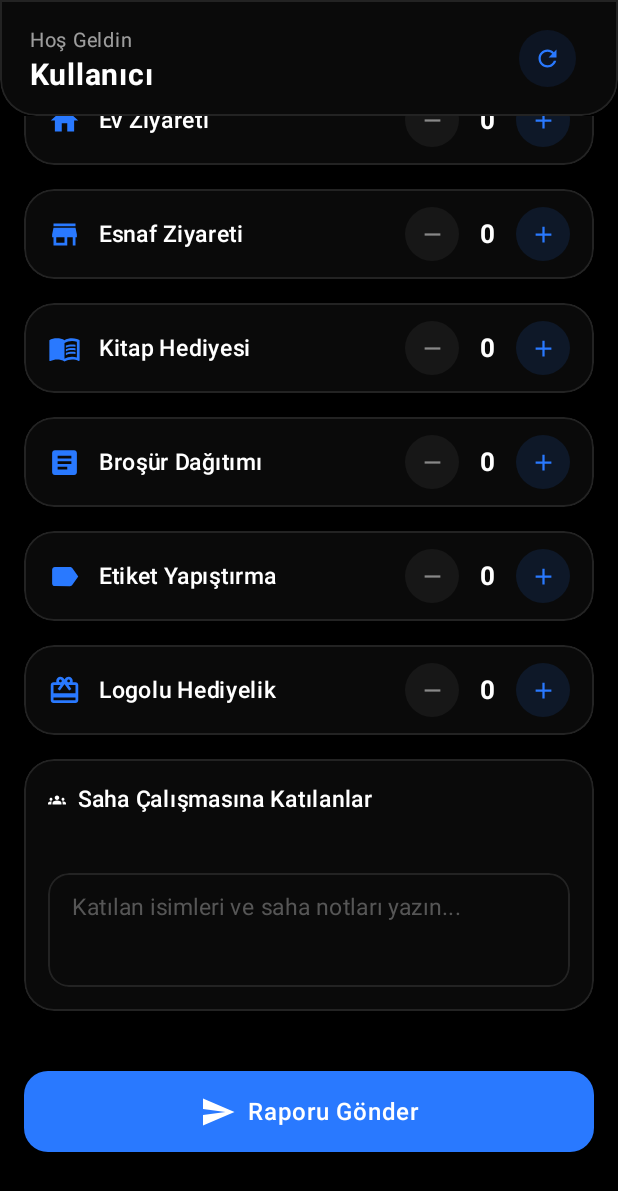
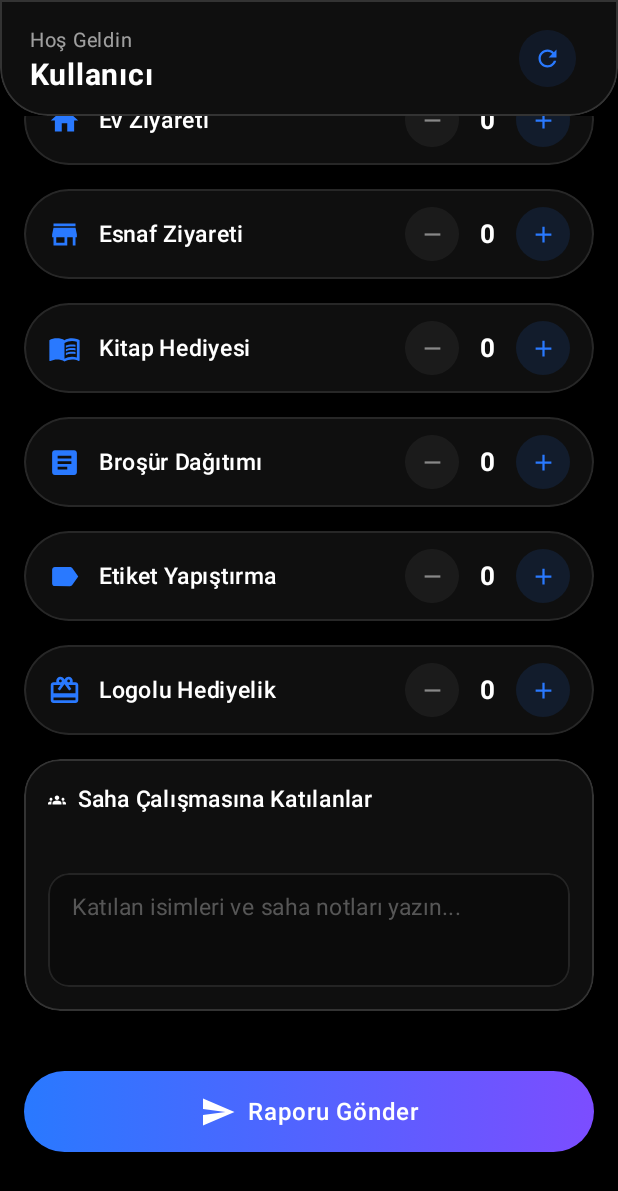
Before and after one commit to zekasio/Dopamine, an Android app built with Jetpack Compose: the composable UserDashboardScreen shown on its own in the app's theme, scrolled down 162 dp, on a phone screen of 412 x 824 dp. Shown: the top 1191 px of the screen. Run offline under Robolectric (Android 15) with nearby library versions, the light colour scheme and no system bars; 3 statements that could not run were skipped.

Commit message:
Update UI to Liquid Glass Theme without neon blobs

```diff
--- a/app/src/main/java/com/dopamine/app/ui/components/CounterInput.kt
+++ b/app/src/main/java/com/dopamine/app/ui/components/CounterInput.kt
@@ -45,7 +45,10 @@ fun CounterInput(
 ) {
     IosCard(
         modifier = modifier.fillMaxWidth(),
-        elevation = 2.dp
+        elevation = 0.dp,
+        shape = RoundedCornerShape(percent = 50),
+        backgroundColor = Color.White.copy(alpha = 0.06f),
+        borderColor = Color.White.copy(alpha = 0.1f)
     ) {
         Row(
             modifier = Modifier
--- a/app/src/main/java/com/dopamine/app/ui/components/IosButton.kt
+++ b/app/src/main/java/com/dopamine/app/ui/components/IosButton.kt
@@ -41,7 +41,7 @@ fun IosButton(
     backgroundColor: Color = MaterialTheme.colorScheme.primary,
     contentColor: Color = Color.White,
     icon: ImageVector? = null,
-    shape: Shape = RoundedCornerShape(16.dp),
+    shape: Shape = RoundedCornerShape(percent = 50),
     height: Dp = 54.dp
 ) {
     val interactionSource = remember { MutableInteractionSource() }
@@ -59,7 +59,16 @@ fun IosButton(
             .fillMaxWidth()
             .height(height)
             .clip(shape)
-            .background(if (enabled) backgroundColor else backgroundColor.copy(alpha = 0.4f))
+            .background(
+                if (enabled && backgroundColor == MaterialTheme.colorScheme.primary)
+                    androidx.compose.ui.graphics.Brush.horizontalGradient(
+                        colors = listOf(com.dopamine.app.ui.theme.PrimaryBlue, com.dopamine.app.ui.theme.AccentPurple)
+                    )
+                else if (enabled)
+                    androidx.compose.ui.graphics.SolidColor(backgroundColor)
+                else
+                    androidx.compose.ui.graphics.SolidColor(backgroundColor.copy(alpha = 0.4f))
+            )
             .clickable(
                 interactionSource = interactionSource,
                 indication = null,
--- a/app/src/main/java/com/dopamine/app/ui/components/IosCard.kt
+++ b/app/src/main/java/com/dopamine/app/ui/components/IosCard.kt
@@ -22,9 +22,9 @@ import com.dopamine.app.ui.theme.GlassBorderDark
 @Composable
 fun IosCard(
     modifier: Modifier = Modifier,
-    backgroundColor: Color = MaterialTheme.colorScheme.surface,
-    borderColor: Color = GlassBorderDark, // Use AMOLED border
-    shape: Shape = RoundedCornerShape(20.dp),
+    backgroundColor: Color = Color.White.copy(alpha = 0.06f),
+    borderColor: Color = Color.White.copy(alpha = 0.15f), // Liquid Glass border
+    shape: Shape = RoundedCornerShape(24.dp),
     elevation: Dp = 4.dp,
     content: @Composable BoxScope.() -> Unit
 ) {
--- a/app/src/main/java/com/dopamine/app/ui/screens/ModeratorDashboardScreen.kt
+++ b/app/src/main/java/com/dopamine/app/ui/screens/ModeratorDashboardScreen.kt
@@ -80,12 +80,12 @@ fun ModeratorDashboardScreen(viewModel: MainViewModel) {
     Column(
         modifier = Modifier
             .fillMaxSize()
-            .background(MaterialTheme.colorScheme.background)
+            .background(Color.Black)
     ) {
         // Moderator Top Bar
         IosCard(
             modifier = Modifier.fillMaxWidth(),
-            shape = RoundedCornerShape(bottomStart = 24.dp, bottomEnd = 24.dp),
+            shape = RoundedCornerShape(bottomStart = 32.dp, bottomEnd = 32.dp),
             elevation = 4.dp
         ) {
             Row(
--- a/app/src/main/java/com/dopamine/app/ui/screens/UserDashboardScreen.kt
+++ b/app/src/main/java/com/dopamine/app/ui/screens/UserDashboardScreen.kt
@@ -86,12 +86,12 @@ fun UserDashboardScreen(viewModel: MainViewModel) {
     Column(
         modifier = Modifier
             .fillMaxSize()
-            .background(MaterialTheme.colorScheme.background)
+            .background(Color.Black)
     ) {
         // Top Header
         IosCard(
             modifier = Modifier.fillMaxWidth(),
-            shape = RoundedCornerShape(bottomStart = 24.dp, bottomEnd = 24.dp),
+            shape = RoundedCornerShape(bottomStart = 32.dp, bottomEnd = 32.dp),
             elevation = 4.dp
         ) {
             Row(
@@ -156,6 +156,7 @@ fun UserDashboardScreen(viewModel: MainViewModel) {
                         modifier = Modifier.fillMaxWidth(),
                         backgroundColor = StatusWarning.copy(alpha = 0.12f),
                         borderColor = StatusWarning,
+                        shape = RoundedCornerShape(percent = 50),
                         elevation = 2.dp
                     ) {
                         Row(
@@ -193,6 +194,7 @@ fun UserDashboardScreen(viewModel: MainViewModel) {
                     modifier = Modifier.fillMaxWidth(),
                     backgroundColor = PrimaryBlue.copy(alpha = 0.12f),
                     borderColor = PrimaryBlue,
+                    shape = RoundedCornerShape(percent = 50),
                     elevation = 2.dp
                 ) {
                     Row(
@@ -222,6 +224,7 @@ fun UserDashboardScreen(viewModel: MainViewModel) {
                     modifier = Modifier.fillMaxWidth(),
                     backgroundColor = StatusError.copy(alpha = 0.12f),
                     borderColor = StatusError,
+                    shape = RoundedCornerShape(24.dp),
                     elevation = 4.dp
                 ) {
                     Column(modifier = Modifier.padding(16.dp)) {
@@ -263,6 +266,7 @@ fun UserDashboardScreen(viewModel: MainViewModel) {
                     modifier = Modifier.fillMaxWidth(),
                     backgroundColor = StatusSuccess.copy(alpha = 0.12f),
                     borderColor = StatusSuccess,
+                    shape = RoundedCornerShape(24.dp),
                     elevation = 2.dp
                 ) {
                     Row(
```
Also changed, not shown: app/src/main/java/com/dopamine/app/ui/screens/LoginScreen.kt (+2 -10 lines), 1 other file.
